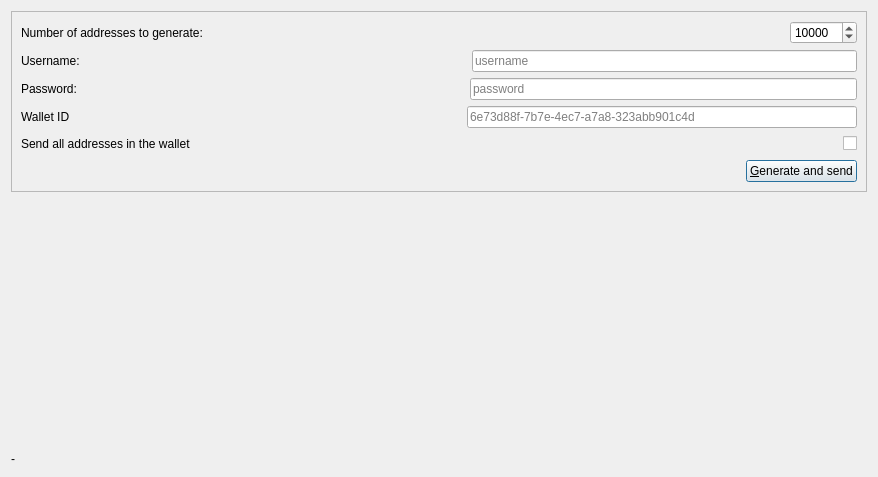
Old version of the form src/qt/forms/enhuploadhdkeydialog.ui in the repository evobits/bitcoin.
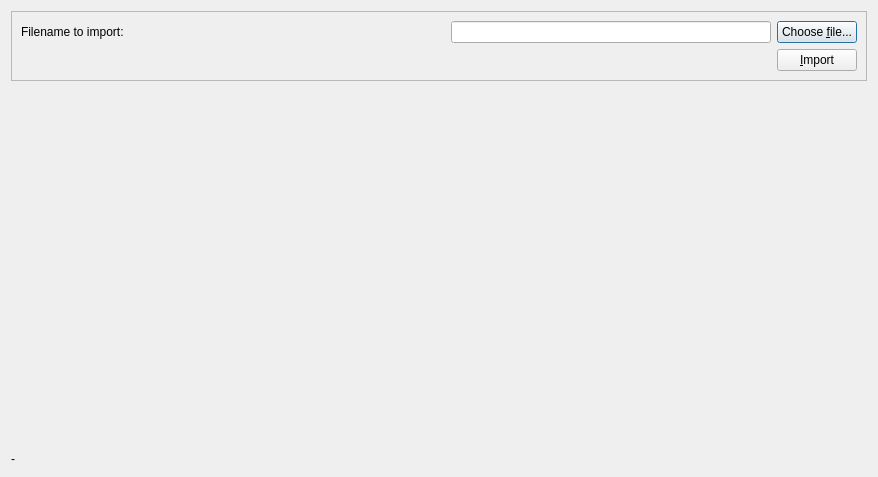
New version of the form.

Commit message: Shows the import key tab

Patch:
```diff
--- a/src/qt/forms/enhuploadhdkeydialog.ui
+++ b/src/qt/forms/enhuploadhdkeydialog.ui
@@ -43,7 +43,7 @@
         <item>
          <widget class="QLabel" name="label_10">
           <property name="text">
-           <string>Number of addresses to generate:</string>
+           <string>Filename to import:</string>
           </property>
          </widget>
         </item>
@@ -61,157 +61,12 @@
          </spacer>
         </item>
         <item>
-         <widget class="QSpinBox" name="sbNumAddresses">
-          <property name="suffix">
-           <string/>
-          </property>
-          <property name="minimum">
-           <number>1</number>
-          </property>
-          <property name="maximum">
-           <number>100000</number>
-          </property>
-          <property name="value">
-           <number>10000</number>
-          </property>
-         </widget>
+         <widget class="QLineEdit" name="leFilename"/>
         </item>
-       </layout>
-      </item>
-      <item>
-       <layout class="QHBoxLayout" name="horizontalLayout_14">
         <item>
-         <widget class="QLabel" name="label_12">
+         <widget class="QPushButton" name="btnChoose">
           <property name="text">
-           <string>Username:</string>
-          </property>
-         </widget>
-        </item>
-        <item>
-         <spacer name="horizontalSpacer_14">
-          <property name="orientation">
-           <enum>Qt::Horizontal</enum>
-          </property>
-          <property name="sizeHint" stdset="0">
-           <size>
-            <width>40</width>
-            <height>20</height>
-           </size>
-          </property>
-         </spacer>
-        </item>
-        <item>
-         <widget class="QLineEdit" name="leUsername">
-          <property name="text">
-           <string/>
-          </property>
-          <property name="placeholderText">
-           <string>username</string>
-          </property>
-         </widget>
-        </item>
-       </layout>
-      </item>
-      <item>
-       <layout class="QHBoxLayout" name="horizontalLayout_8">
-        <item>
-         <widget class="QLabel" name="label_7">
-          <property name="text">
-           <string>Password:</string>
-          </property>
-         </widget>
-        </item>
-        <item>
-         <spacer name="horizontalSpacer_9">
-          <property name="orientation">
-           <enum>Qt::Horizontal</enum>
-          </property>
-          <property name="sizeHint" stdset="0">
-           <size>
-            <width>40</width>
-            <height>20</height>
-           </size>
-          </property>
-         </spacer>
-        </item>
-        <item>
-         <widget class="QLineEdit" name="lePassword">
-          <property name="text">
-           <string/>
-          </property>
-          <property name="echoMode">
-           <enum>QLineEdit::PasswordEchoOnEdit</enum>
-          </property>
-          <property name="placeholderText">
-           <string>password</string>
-          </property>
-         </widget>
-        </item>
-       </layout>
-      </item>
-      <item>
-       <layout class="QHBoxLayout" name="horizontalLayout_10">
-        <item>
-         <widget class="QLabel" name="label_9">
-          <property name="text">
-           <string>Wallet ID</string>
-          </property>
-         </widget>
-        </item>
-        <item>
-         <spacer name="horizontalSpacer_11">
-          <property name="orientation">
-           <enum>Qt::Horizontal</enum>
-          </property>
-          <property name="sizeHint" stdset="0">
-           <size>
-            <width>40</width>
-            <height>20</height>
-           </size>
-          </property>
-         </spacer>
-        </item>
-        <item>
-         <widget class="QLineEdit" name="leWalletId">
-          <property name="text">
-           <string/>
-          </property>
-          <property name="echoMode">
-           <enum>QLineEdit::Normal</enum>
-          </property>
-          <property name="placeholderText">
-           <string>6e73d88f-7b7e-4ec7-a7a8-323abb901c4d  </string>
-          </property>
-         </widget>
-        </item>
-       </layout>
-      </item>
-      <item>
-       <layout class="QHBoxLayout" name="horizontalLayout_9">
-        <item>
-         <widget class="QLabel" name="label_8">
-          <property name="text">
-           <string>Send all addresses in the wallet</string>
-          </property>
-         </widget>
-        </item>
-        <item>
-         <spacer name="horizontalSpacer_10">
-          <property name="orientation">
-           <enum>Qt::Horizontal</enum>
-          </property>
-          <property name="sizeHint" stdset="0">
-           <size>
-            <width>40</width>
-            <height>20</height>
-           </size>
-          </property>
-         </spacer>
-        </item>
-        <item>
-         <widget class="QCheckBox" name="cbSendAll">
-          <property name="text">
-           <string/>
+           <string>Choose &amp;file...</string>
           </property>
          </widget>
         </item>
@@ -235,7 +90,7 @@
         <item>
          <widget class="QPushButton" name="generateAndSendButton">
           <property name="text">
-           <string>&amp;Generate and send</string>
+           <string>&amp;Import</string>
           </property>
          </widget>
         </item>
```
Left out of the diff: 2 changed lines with no effect on the pictures. The commit also changes 6 other files.
